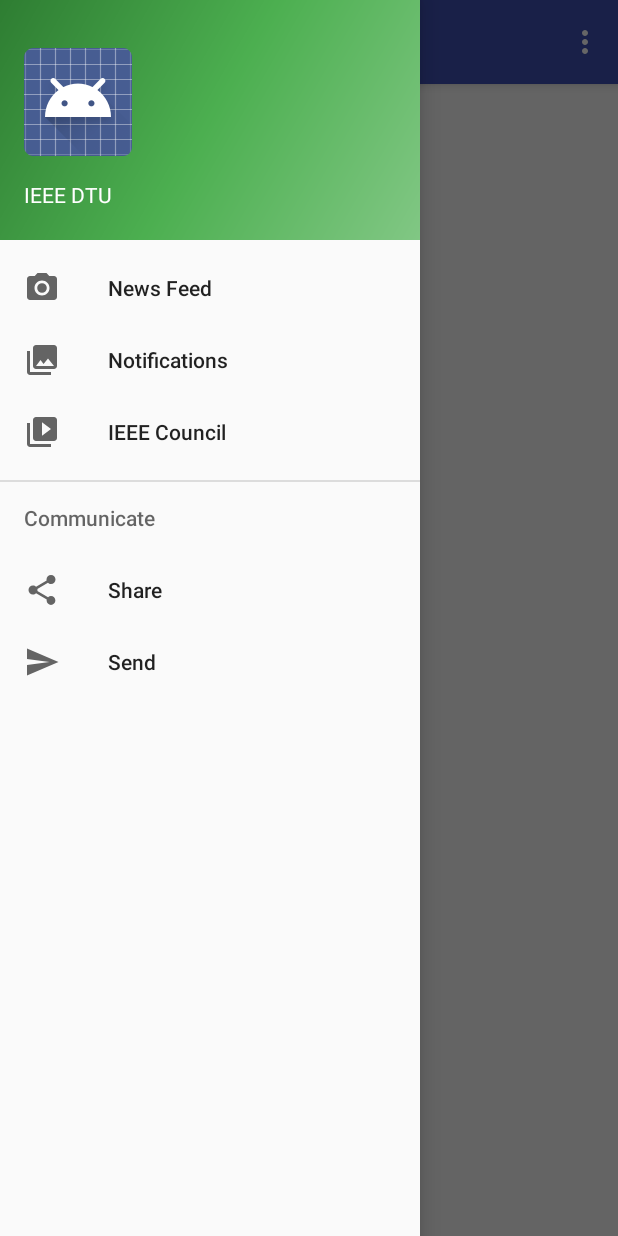
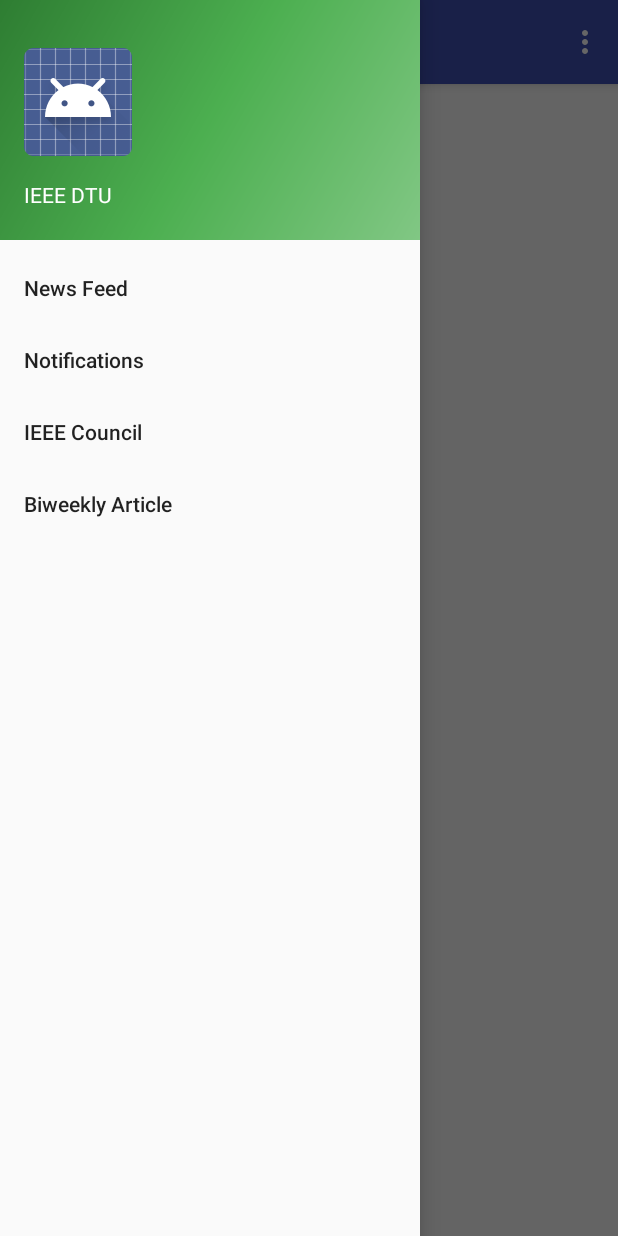
Before and after one commit to RavneetDTU/IEEEProject, an Android app: the MainActivity screen opened directly, with no data from a screen before it, with the side drawer open, on a phone screen of 412 x 824 dp. Run offline under Robolectric (Android 15) with nearby library versions, the phone set to English and light mode, and no system bars.

Commit message:
Changing Project Structure

```diff
--- a/app/build.gradle
+++ b/app/build.gradle
@@ -25,11 +25,11 @@
     androidTestCompile('com.android.support.test.espresso:espresso-core:2.2.2', {
         exclude group: 'com.android.support', module: 'support-annotations'
     })
+    compile "org.jetbrains.kotlin:kotlin-stdlib-jre7:$kotlin_version"
     compile 'com.android.support:appcompat-v7:25.3.1'
     compile 'com.android.support:design:25.3.1'
     compile 'com.android.support.constraint:constraint-layout:1.0.0-alpha7'
     testCompile 'junit:junit:4.12'
-    compile "org.jetbrains.kotlin:kotlin-stdlib-jre7:$kotlin_version"
 }
 repositories {
     mavenCentral()
--- a/app/src/main/res/menu/activity_main_drawer.xml
+++ b/app/src/main/res/menu/activity_main_drawer.xml
@@ -4,30 +4,18 @@
     <group android:checkableBehavior="single">
         <item
             android:id="@+id/nav_newsfeed"
-            android:icon="@drawable/ic_menu_camera"
             android:title="News Feed" />
         <item
             android:id="@+id/nav_notification"
-            android:icon="@drawable/ic_menu_gallery"
             android:title="Notifications" />
         <item
             android:id="@+id/nav_ieeecouncil"
-            android:icon="@drawable/ic_menu_slideshow"
             android:title="IEEE Council" />
+        <item
+            android:id="@+id/nav_biweeklyArticle"
+            android:title="Biweekly Article"/>
 
     </group>
 
-    <item android:title="Communicate">
-        <menu>
-            <item
-                android:id="@+id/nav_share"
-                android:icon="@drawable/ic_menu_share"
-                android:title="Share" />
-            <item
-                android:id="@+id/nav_send"
-                android:icon="@drawable/ic_menu_send"
-                android:title="Send" />
-        </menu>
-    </item>
 
 </menu>
```
Also changed, not shown: app/src/main/AndroidManifest.xml (+11 -5 lines), app/src/main/java/com/example/ravneet/ieeedtu/activities/BaseActivity.java (+8 -11 lines), app/src/main/java/com/example/ravneet/ieeedtu/activities/BaseAuthenticatedActivity.java (+11 -10 lines), app/src/main/java/com/example/ravneet/ieeedtu/activities/BiweeklyArticle.java (added, +15 -0 lines), app/src/main/java/com/example/ravneet/ieeedtu/activities/IEEECouncilActivity.java (added, +15 -0 lines), app/src/main/java/com/example/ravneet/ieeedtu/activities/MainActivity.java (+6 -3 lines), app/src/main/java/com/example/ravneet/ieeedtu/activities/NewsFeedActivity.java (added, +15 -0 lines), app/src/main/java/com/example/ravneet/ieeedtu/activities/NotificationActivity.java (added, +15 -0 lines), app/src/main/java/com/example/ravneet/ieeedtu/fragments/Basefragment.java (deleted, +0 -22 lines), app/src/main/java/com/example/ravneet/ieeedtu/fragments/Loginfragment.java (+1 -14 lines), app/src/main/java/com/example/ravneet/ieeedtu/infrasturcture/Auth.java (deleted, +0 -22 lines), app/src/main/java/com/example/ravneet/ieeedtu/infrasturcture/IEEEApplication.java (deleted, +0 -23 lines), app/src/main/res/layout/activity_biweekly_article.xml (added, +14 -0 lines), app/src/main/res/layout/activity_ieeecouncil.xml (added, +14 -0 lines), 2 more files.
